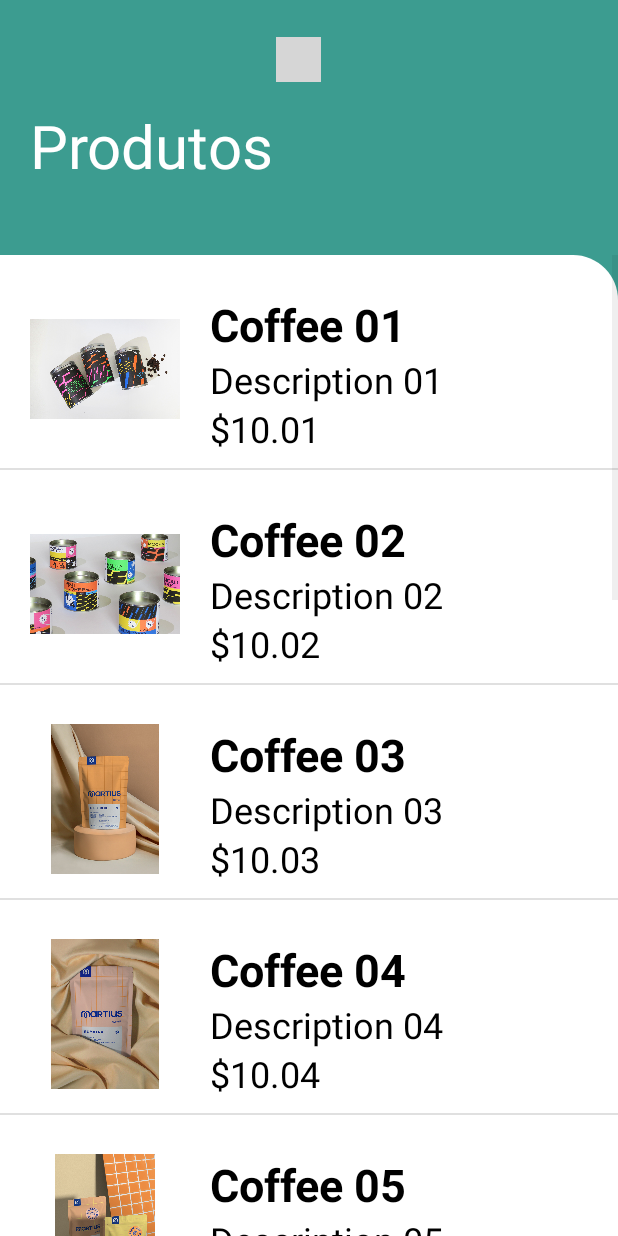
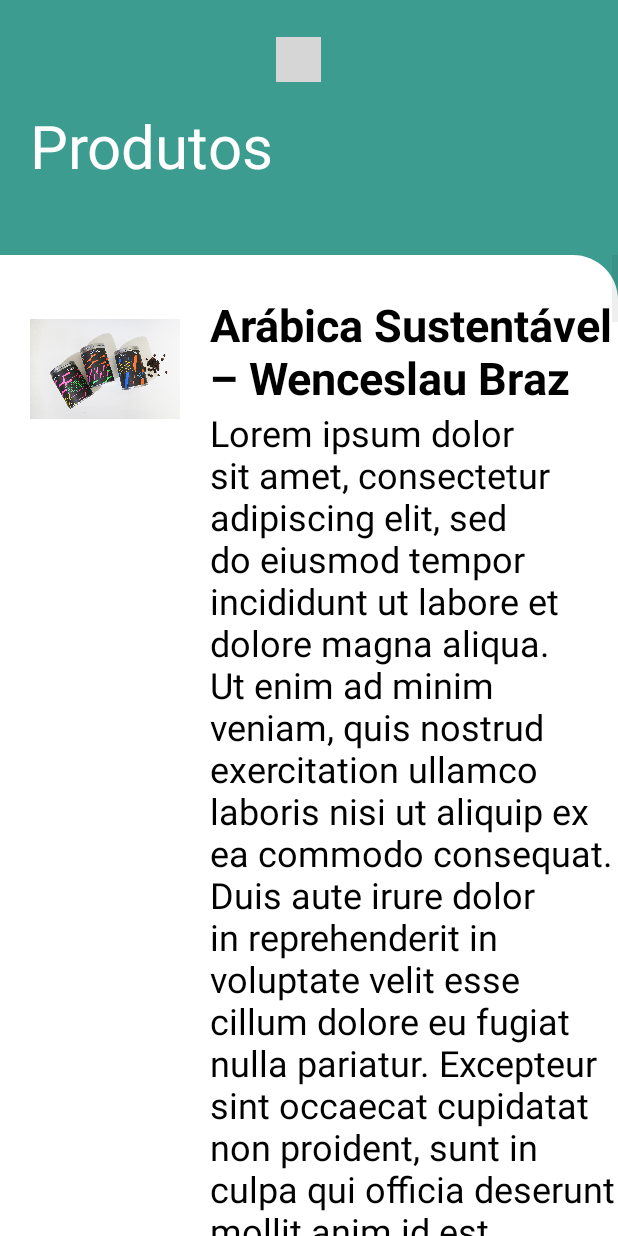
Before and after one commit to ysads/coffee-shop-kotlin, an Android app: the MainActivity screen opened directly, with no data from a screen before it, on a phone screen of 412 x 824 dp. Run offline under Robolectric (Android 15) with nearby library versions, the light colour scheme and no system bars; our stand-ins replace Picasso; pictures from the network do not load; 1 statement that could not run was skipped; grey boxes are pictures that could not be loaded.

Commit message:
Extract product generation logic into ProductsService

```diff
--- /dev/null
+++ b/app/src/main/java/br/usp/ime/coffee_shop_kotlin/data/products/ProductsService.kt
@@ -0,0 +1,75 @@
+package br.usp.ime.coffee_shop_kotlin.data.products
+
+import br.usp.ime.coffee_shop_kotlin.R
+import br.usp.ime.coffee_shop_kotlin.domain.Product
+import java.util.ArrayList
+import kotlin.random.Random
+
+val imageId = intArrayOf(
+    R.drawable.img01, R.drawable.img02, R.drawable.img03,
+    R.drawable.img04, R.drawable.img05, R.drawable.img06,
+    R.drawable.img07, R.drawable.img08, R.drawable.img09,
+    R.drawable.img10, R.drawable.img11, R.drawable.img12,
+    R.drawable.img13
+)
+
+val coffeeTypes = listOf("Arábica", "Conilon", "Robusta", "Turco", "Indian", "Bourbon", "Catuaí")
+
+val buzzwords = listOf("Microlote", "Orgânico", "Familiar", "Sustentável", "Bio")
+
+val description = "Lorem ipsum dolor sit amet, consectetur adipiscing elit, sed do eiusmod tempor incididunt ut labore et dolore magna aliqua. Ut enim ad minim veniam, quis nostrud exercitation ullamco laboris nisi ut aliquip ex ea commodo consequat. Duis aute irure dolor in reprehenderit in voluptate velit esse cillum dolore eu fugiat nulla pariatur. Excepteur sint occaecat cupidatat non proident, sunt in culpa qui officia deserunt mollit anim id est laborum."
+
+val locations = listOf(
+    mapOf("region" to "Extrema", "lat" to "-22.845279715908166", "lon" to "-46.26128202417066"),
+    mapOf("region" to "Mantiqueira", "lat" to "-21.712102139908595", "lon" to "-44.97262516495614"),
+    mapOf("region" to "Caparaó", "lat" to "-20.52127663981693", "lon" to "-41.899352027340505"),
+    mapOf("region" to "Chapada Diamantina", "lat" to "-11.383786785426516", "lon" to "-41.28926770023153"),
+    mapOf("region" to "Wenceslau Braz", "lat" to "-23.87294633365956", "lon" to "-49.79904055892433")
+)
+
+class ProductsService {
+    val LIMIT = imageId.size-1
+
+    class Sample<T>(val coll: List<T>) {
+         fun getSample(): T {
+            val index = Random.nextInt(coll.size-1)
+            return coll[index]
+        }
+    }
+
+    fun getAll() : ArrayList<Product> {
+        var products = ArrayList<Product>()
+
+        for (i in 0..LIMIT) {
+            val location = randLocation()
+            val product = Product(
+                imageId = imageId[i],
+                name = randName(location["region"] ?: "n/a"),
+                description = description,
+                price = asCurrency(Random.nextInt(1000, 4000)),
+                region = location["region"] ?: "n/a",
+                lat = location["lat"] ?: "0",
+                lon = location["lon"] ?: "0"
+            )
+            products.add(product)
+        }
+
+        return products
+    }
+
+    private fun asCurrency (value: Int) : String {
+        return "£ ${value / 100.0}"
+    }
+
+    private fun randName (region: String): String {
+        val type = Sample(coffeeTypes).getSample()
+        val buzzword = Sample(buzzwords).getSample()
+
+        return "$type $buzzword – $region"
+    }
+
+    private fun randLocation () : Map<String, String> {
+        val index = Random.nextInt(locations.size)
+        return locations[index]
+    }
+}
--- a/app/src/main/java/br/usp/ime/coffee_shop_kotlin/ui/MainActivity.kt
+++ b/app/src/main/java/br/usp/ime/coffee_shop_kotlin/ui/MainActivity.kt
@@ -6,10 +6,9 @@ import android.os.Bundle
 import android.util.Log
 import android.widget.ImageView
 import android.widget.TextView
-import br.usp.ime.coffee_shop_kotlin.R
 import br.usp.ime.coffee_shop_kotlin.adapters.ProductListAdapter
+import br.usp.ime.coffee_shop_kotlin.data.products.ProductsService
 import br.usp.ime.coffee_shop_kotlin.databinding.ActivityMainBinding
-import br.usp.ime.coffee_shop_kotlin.domain.Product
 import com.squareup.picasso.Picasso
 
 class MainActivity : AppCompatActivity() {
@@ -37,52 +36,7 @@ class MainActivity : AppCompatActivity() {
         Log.i("Last Name", lastName.toString())
         Log.i("Pic URL", picURL.toString())
 
-        val imageId = intArrayOf(
-            R.drawable.img01, R.drawable.img02, R.drawable.img03,
-            R.drawable.img04, R.drawable.img05, R.drawable.img06,
-            R.drawable.img07, R.drawable.img08, R.drawable.img09,
-            R.drawable.img10, R.drawable.img11, R.drawable.img12,
-            R.drawable.img13
-        )
-
-        val name = arrayOf(
-            "Coffee 01", "Coffee 02", "Coffee 03",
-            "Coffee 04", "Coffee 05", "Coffee 06",
-            "Coffee 07", "Coffee 08", "Coffee 09",
-            "Coffee 10", "Coffee 11", "Coffee 12",
-            "Coffee 13"
-        )
-
-        val description = arrayOf(
-            "Description 01", "Description 02", "Description 03",
-            "Description 04", "Description 05", "Description 06",
-            "Description 07", "Description 08", "Description 09",
-            "Description 10", "Description 11", "Description 12",
-            "Description 13"
-        )
-
-        val price = arrayOf(
-            "$10.01", "$10.02", "$10.03",
-            "$10.04", "$10.05", "$10.06",
-            "$10.07", "$10.08", "$10.09",
-            "$10.10", "$10.11", "$10.12",
-            "$10.13"
-        )
-
-        val productsArrayList = ArrayList<Product>()
-
-        for (i in name.indices) {
-            val product = Product(
-                imageId = imageId[i],
-                name = name[i],
-                description = description[i],
-                price = price[i],
-                region = "Extrema",
-                lat = "-22.845279715908166",
-                lon = "-46.26128202417066"
-            )
-            productsArrayList.add(product)
-        }
+        val productsArrayList = ProductsService().getAll()
 
         binding.listview.isClickable = true
         binding.listview.adapter = ProductListAdapter(this, productsArrayList)
```
